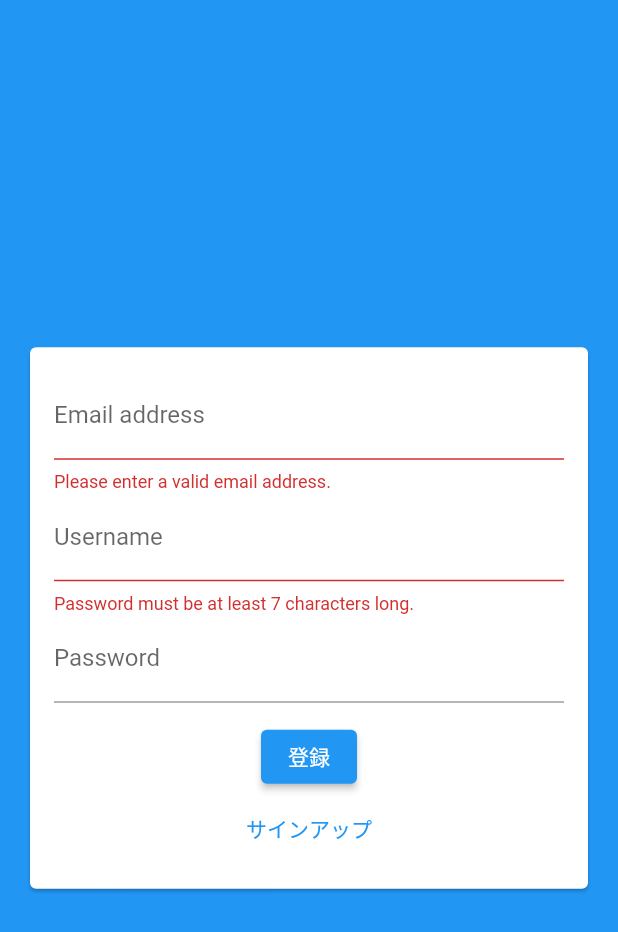
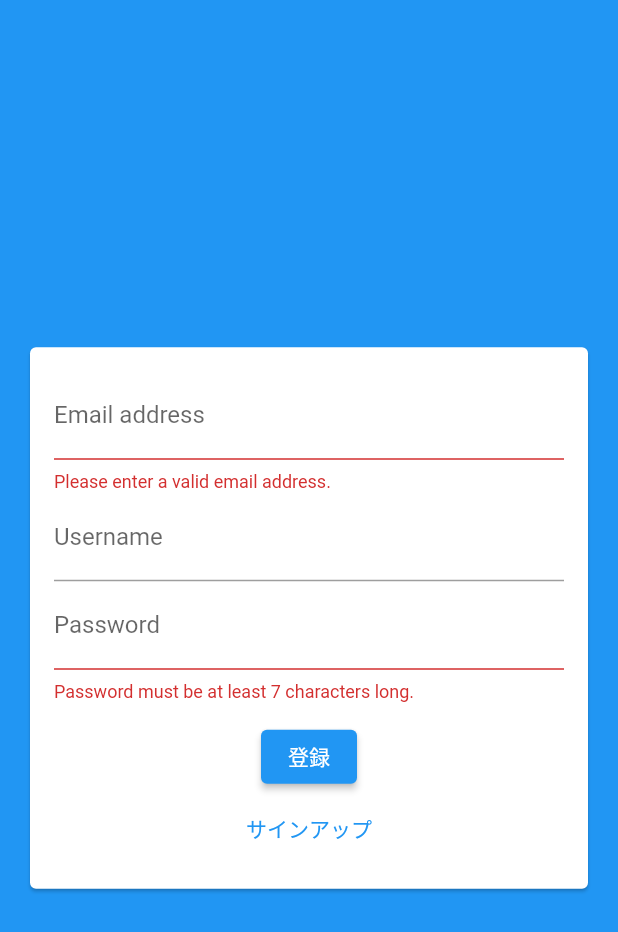
Before and after one commit to Issei-Hiramatsu/ChatApp, a Flutter app: the screen it shows after launch, after a tap on "ログイン", after a tap on "新規アカウント作成", on a phone screen of 412 x 824 dp. Shown: the top 932 px of the screen. Run offline on Flutter 3.47's test engine with Material 2 defaults, Android fonts, the phone set to English and light mode, and no system bars; our stand-ins replace cloud_firestore, firebase_core; accounts and stored records are empty.

Commit message:
値が適切に移行されないバグを修正

```diff
--- a/flutter_chatapp/lib/widget/auth/auth_form.dart
+++ b/flutter_chatapp/lib/widget/auth/auth_form.dart
@@ -42,6 +42,7 @@ class _AuthFormState extends State<AuthForm> {
                 mainAxisSize: MainAxisSize.min,
                 children: [
                   TextFormField(
+                    key: ValueKey('email'),
                     validator: (value) {
                       if (value!.isEmpty || !value.contains('@')) {
                         return 'Please enter a valid email address.';
@@ -58,6 +59,7 @@ class _AuthFormState extends State<AuthForm> {
                   ),
                   if (!_isLogin)
                     TextFormField(
+                      key: ValueKey('username'),
                       validator: (value) {
                         if (value!.isEmpty || value.length < 4) {
                           return 'Please enter at least 4 characters';
@@ -70,6 +72,7 @@ class _AuthFormState extends State<AuthForm> {
                       },
                     ),
                   TextFormField(
+                    key: ValueKey('password'),
                     validator: (value) {
                       if (value!.isEmpty || value.length < 7) {
                         return 'Password must be at least 7 characters long.';
```
